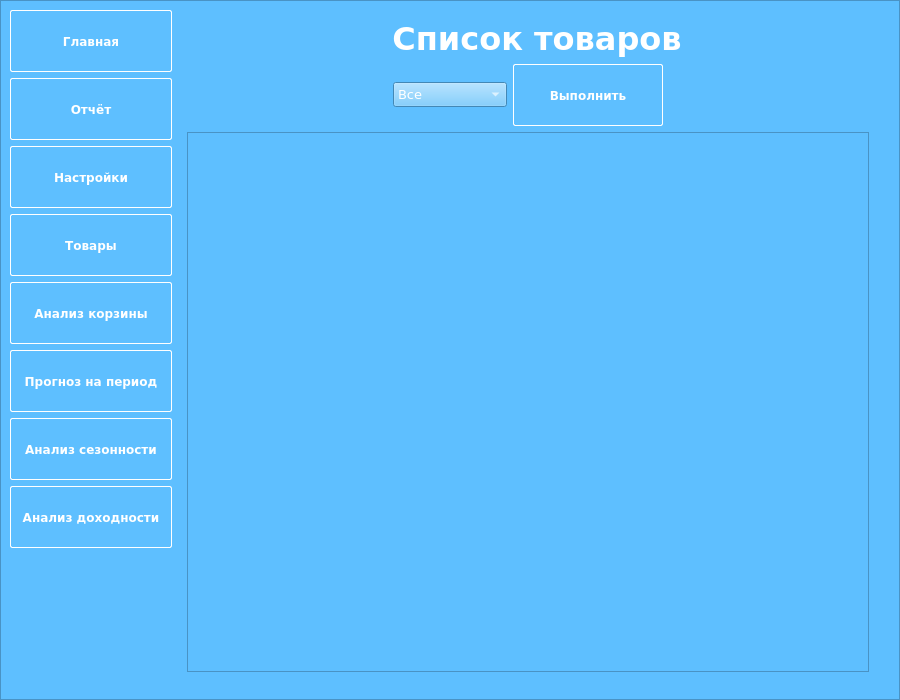
Before: the Qt Designer form design_dev.ui in miptivan/data_desktop, drawn with Qt 5.
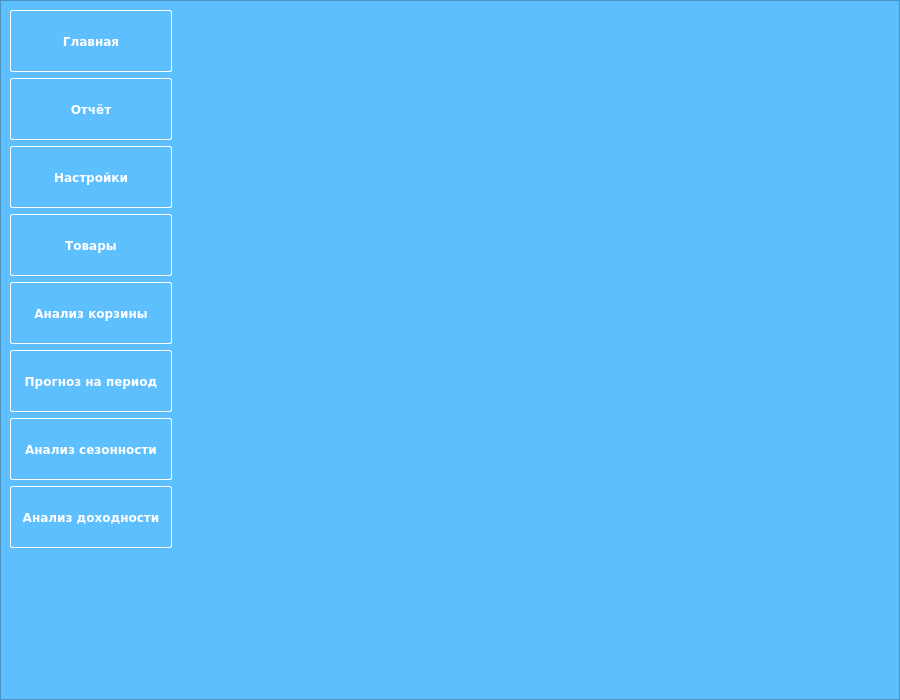
After: the same form once the commit is applied. Custom widgets are drawn as their Qt base class.

The edit to the form file:
```diff
--- a/design_dev.ui
+++ b/design_dev.ui
@@ -371,7 +371,7 @@
          <number>0</number>
         </property>
         <property name="currentIndex">
-         <number>2</number>
+         <number>7</number>
         </property>
         <widget class="QWidget" name="main_page">
          <layout class="QGridLayout" name="gridLayout">
@@ -1305,6 +1305,7 @@
           </item>
          </layout>
         </widget>
+        <widget class="QWidget" name="season_subpage"/>
         <widget class="QWidget" name="abc_analysis">
          <widget class="QLabel" name="label_18">
           <property name="geometry">
```
Left out of the diff: 2 changed lines with no effect on the pictures.
